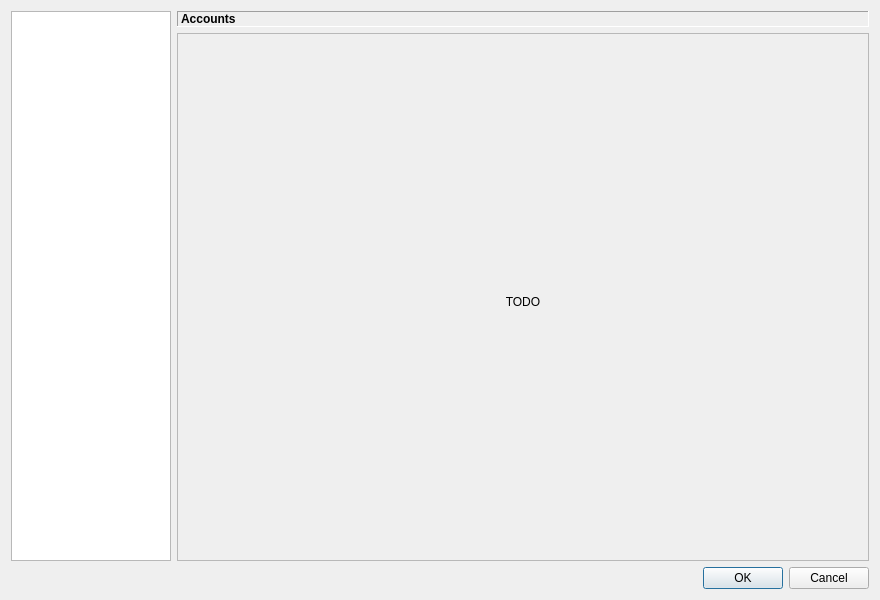
Old version of the form src/gui/settings/settings_dialog.ui in the repository erengy/taiga.
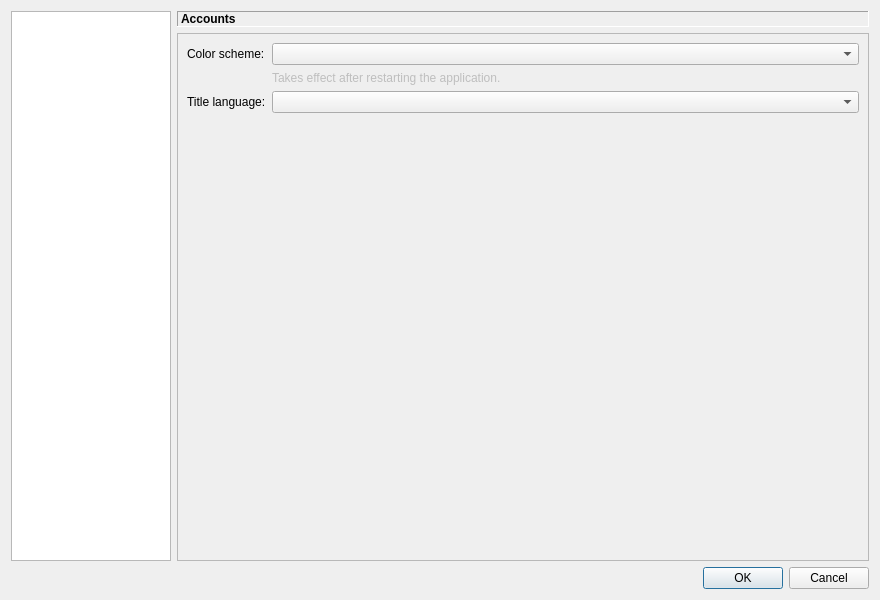
New version of the form. The open tabs and pages were chosen to show the change.

Commit message: Add application page to settings dialog

```diff
--- a/src/gui/settings/settings_dialog.ui
+++ b/src/gui/settings/settings_dialog.ui
@@ -106,6 +106,63 @@
            </item>
           </layout>
          </widget>
+         <widget class="QWidget" name="applicationPage">
+          <layout class="QVBoxLayout" name="verticalLayout_4">
+           <item>
+            <layout class="QFormLayout" name="applicationFormLayout">
+             <item row="0" column="0">
+              <widget class="QLabel" name="colorSchemeLabel">
+               <property name="text">
+                <string>Color scheme:</string>
+               </property>
+               <property name="buddy">
+                <cstring>colorSchemeComboBox</cstring>
+               </property>
+              </widget>
+             </item>
+             <item row="0" column="1">
+              <widget class="QComboBox" name="colorSchemeComboBox"/>
+             </item>
+             <item row="1" column="1">
+              <widget class="QLabel" name="colorSchemeHintLabel">
+               <property name="enabled">
+                <bool>false</bool>
+               </property>
+               <property name="text">
+                <string>Takes effect after restarting the application.</string>
+               </property>
+              </widget>
+             </item>
+             <item row="2" column="0">
+              <widget class="QLabel" name="titleLanguageLabel">
+               <property name="text">
+                <string>Title language:</string>
+               </property>
+               <property name="buddy">
+                <cstring>titleLanguageComboBox</cstring>
+               </property>
+              </widget>
+             </item>
+             <item row="2" column="1">
+              <widget class="QComboBox" name="titleLanguageComboBox"/>
+             </item>
+            </layout>
+           </item>
+           <item>
+            <spacer name="applicationVerticalSpacer">
+             <property name="orientation">
+              <enum>Qt::Vertical</enum>
+             </property>
+             <property name="sizeHint" stdset="0">
+              <size>
+               <width>20</width>
+               <height>40</height>
+              </size>
+             </property>
+            </spacer>
+           </item>
+          </layout>
+         </widget>
         </widget>
        </item>
       </layout>
```
The commit also changes 2 other files.
